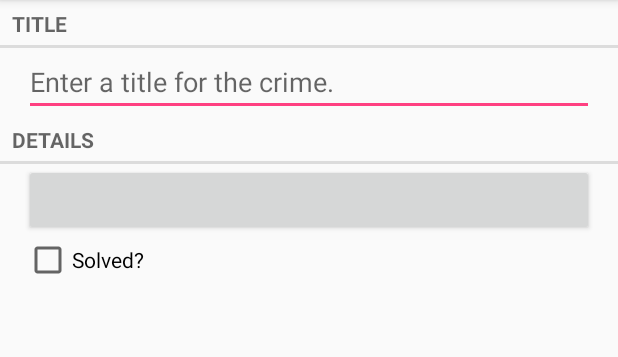
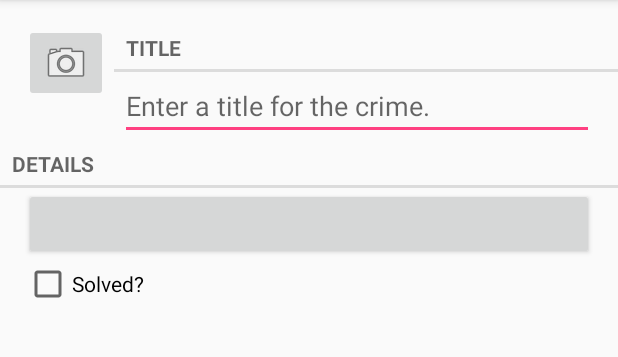
Before and after one commit to leaveslm/CriminalIntent, an Android app: the CrimeFragment screen opened directly, with no data from a screen before it, on a phone screen of 412 x 824 dp, the part 84-441 px from its top. Run offline under Robolectric (Android 15) with nearby library versions, the phone set to English and light mode, and no system bars; 3 statements that could not run were skipped.

Commit message:
add camera

```diff
--- a/criminalintent/src/main/java/com/slm/criminalintent/CrimeFragment.java
+++ b/criminalintent/src/main/java/com/slm/criminalintent/CrimeFragment.java
@@ -3,6 +3,8 @@ package com.slm.criminalintent;
 import android.annotation.TargetApi;
 import android.app.Activity;
 import android.content.Intent;
+import android.content.pm.PackageManager;
+import android.hardware.Camera;
 import android.os.Build;
 import android.os.Bundle;
 import android.support.v4.app.Fragment;
@@ -20,6 +22,7 @@ import android.widget.CheckBox;
 import android.widget.CompoundButton;
 import android.widget.EditText;
 import android.support.v7.app.ActionBar;
+import android.widget.ImageButton;
 
 import java.util.Date;
 import java.util.UUID;
@@ -30,6 +33,7 @@ public class CrimeFragment extends Fragment {
     private EditText titleField;
     private Button dateButton;
     private CheckBox solvedCheckBox;
+    private ImageButton photoButton;
 
     public static final String EXTRA_CRIME_ID = "CRIME_ID";
     private static final String DIALOG_DATE = "date"; // DatePickerFragment tag
@@ -98,6 +102,25 @@ public class CrimeFragment extends Fragment {
             }
         });
 
+        photoButton = (ImageButton) view.findViewById(R.id.crime_imageButton);
+        photoButton.setOnClickListener(new View.OnClickListener() {
+            @Override
+            public void onClick(View v) {
+                Intent intent = new Intent(getActivity(), CrimeCameraActivity.class);
+                startActivity(intent);
+            }
+        });
+
+        // 查询PackageManager确认设备是否带有相机
+        PackageManager pm = getActivity().getPackageManager();
+        boolean hasACamera = pm.hasSystemFeature(PackageManager.FEATURE_CAMERA) ||
+                pm.hasSystemFeature(PackageManager.FEATURE_CAMERA_FRONT) ||
+                Build.VERSION.SDK_INT < Build.VERSION_CODES.GINGERBREAD ||
+                Camera.getNumberOfCameras() > 0;
+        if (!hasACamera) {
+            photoButton.setEnabled(false);
+        }
+
         return view;
     }
 
--- a/criminalintent/src/main/res/layout/fragment_crime.xml
+++ b/criminalintent/src/main/res/layout/fragment_crime.xml
@@ -6,6 +6,33 @@
     tools:context="com.slm.crimes.CrimeFragment">
 
     <!-- TODO: Update blank fragment layout -->
+
+    <LinearLayout
+        android:layout_width="match_parent"
+        android:layout_height="wrap_content"
+        android:orientation="horizontal"
+        android:layout_marginLeft="16dp"
+        android:layout_marginTop="16dp">
+
+        <LinearLayout
+            android:layout_width="wrap_content"
+            android:layout_height="wrap_content"
+            android:orientation="vertical"
+            android:layout_marginRight="4dp">
+
+            <ImageButton
+                android:id="@+id/crime_imageButton"
+                android:layout_width="match_parent"
+                android:layout_height="wrap_content"
+                android:src="@android:drawable/ic_menu_camera" />
+        </LinearLayout>
+
+        <LinearLayout
+            android:layout_width="wrap_content"
+            android:layout_height="wrap_content"
+            android:orientation="vertical"
+            android:layout_weight="1">
+
             <TextView
                 android:layout_width="match_parent"
                 android:layout_height="wrap_content"
@@ -16,9 +43,12 @@
                 android:id="@+id/crime_title"
                 android:layout_width="match_parent"
                 android:layout_height="wrap_content"
-        android:layout_marginLeft="16dp"
+                android:layout_marginLeft="4dp"
                 android:layout_marginRight="16dp"
                 android:hint="@string/crime_title_hint"/>
+        </LinearLayout>
+
+    </LinearLayout>
 
     <TextView
         android:layout_width="match_parent"
--- a/criminalintent/src/main/res/values/strings.xml
+++ b/criminalintent/src/main/res/values/strings.xml
@@ -14,5 +14,6 @@
     <string name="hide_subtitle">Hide Subtitle</string>
     <string name="subtitle">If you see someting, say someting.</string>
     <string name="delete_crime">Delete</string>
+    <string name="take">Take!</string>
 
 </resources>
```
Also changed, not shown: criminalintent/src/main/AndroidManifest.xml (+12 -6 lines), criminalintent/src/main/java/com/slm/criminalintent/CrimeCameraActivity.java (added, +27 -0 lines), criminalintent/src/main/java/com/slm/criminalintent/CrimeCameraFragment.java (added, +120 -0 lines), criminalintent/src/main/res/layout/fragment_crime_camera.xml (added, +26 -0 lines), 1 other file. Lines whose indentation alone changed are shown as unchanged.
